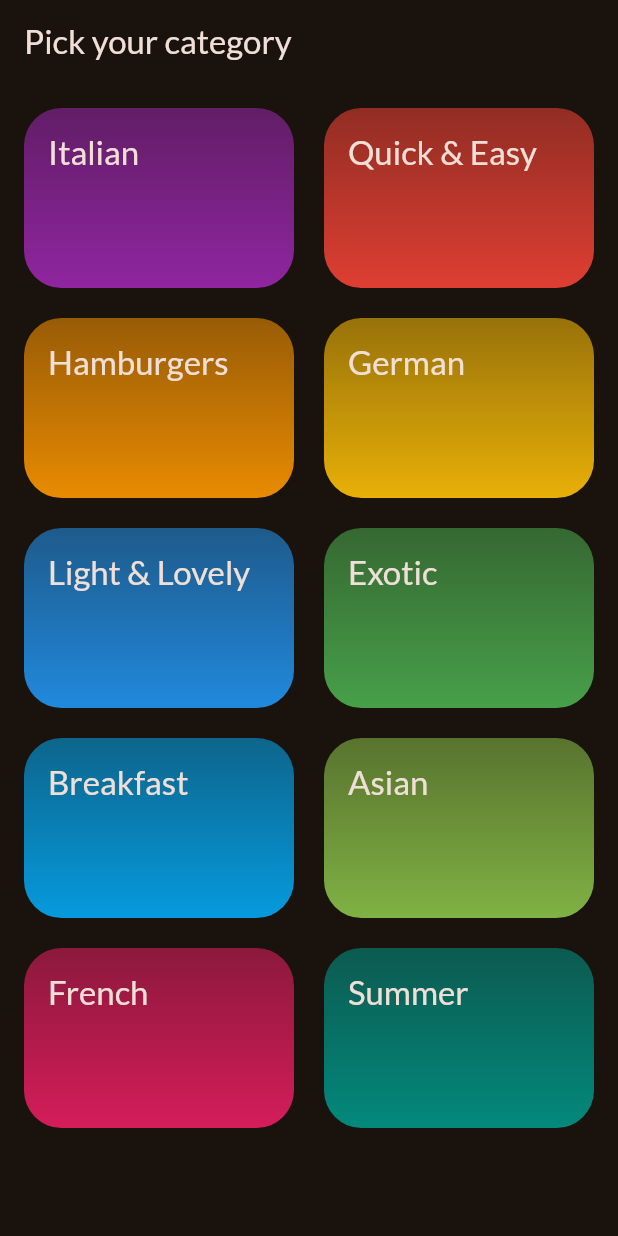
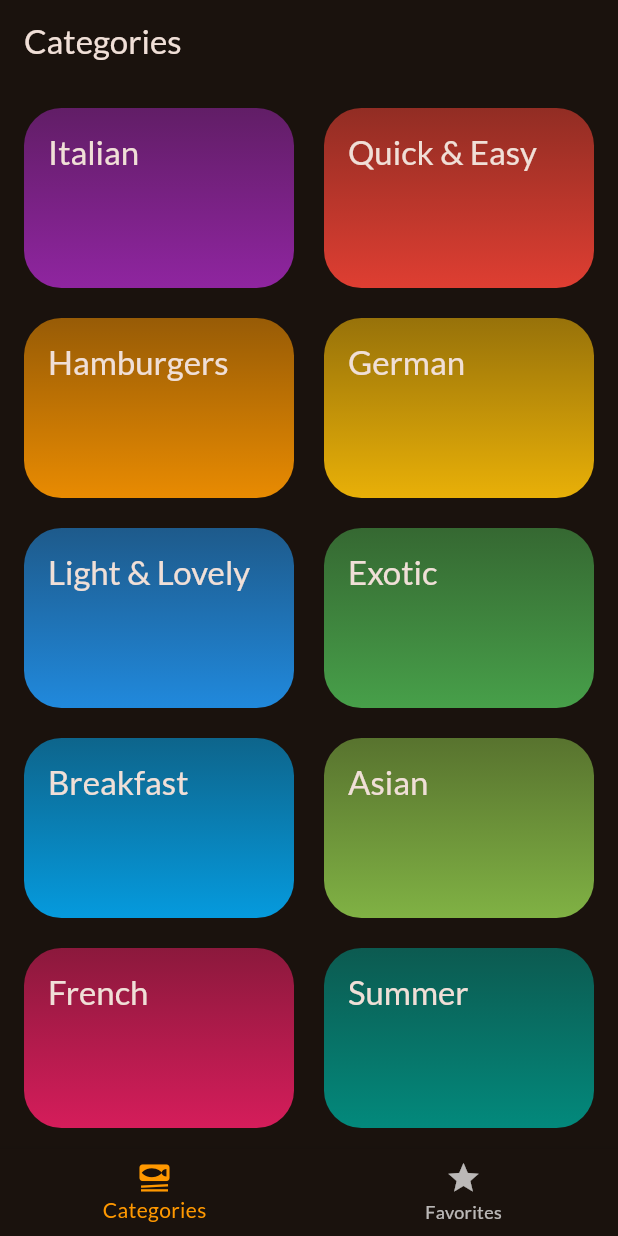
Before and after one commit to murban27/mealsapp, a Flutter app: the screen it shows after launch, on a phone screen of 412 x 824 dp. Run offline on Flutter 3.47's test engine with Material 3 defaults, Android fonts, the phone set to English and light mode, and no system bars; our stand-ins replace cached_network_image, google_fonts, transparent_image; missing offline and left inert: dart:ffi.

Commit message:
done.
done.

```diff
--- a/lib/Screen/categories.dart
+++ b/lib/Screen/categories.dart
@@ -19,11 +19,7 @@ class CategoriesScreen extends StatelessWidget {
 
   @override
   Widget build(BuildContext context) {
-    return Scaffold(
-      appBar: AppBar(
-        title: const Text('Pick your category'),
-      ),
-      body: GridView(
+    return GridView(
       padding: const EdgeInsets.all(16),
       gridDelegate: const SliverGridDelegateWithFixedCrossAxisCount(
           crossAxisCount: 2,
@@ -40,7 +36,6 @@ class CategoriesScreen extends StatelessWidget {
             },
           )
       ],
-      ),
     );
   }
 }
--- /dev/null
+++ b/lib/Screen/tabs.dart
@@ -0,0 +1,58 @@
+import 'dart:ffi';
+
+import 'package:flutter/material.dart';
+import 'package:mealsapp/Screen/categories.dart';
+import 'package:mealsapp/Screen/mealsscreen.dart';
+
+class TabScreen extends StatefulWidget {
+  const TabScreen({super.key});
+  @override
+  State<TabScreen> createState() => _TabsScreenState();
+}
+
+class _TabsScreenState extends State<TabScreen> {
+  int _selectedPageIndex = 0;
+
+  void _selectPage(int index) {
+    setState(() {
+      _selectedPageIndex = index;
+    });
+  }
+
+  @override
+  Widget build(BuildContext context) {
+    Widget activescreen = const CategoriesScreen();
+    String title = 'Categories';
+    switch (_selectedPageIndex) {
+      case 0:
+        activescreen = const CategoriesScreen();
+        title = 'Categories';
+        break;
+      case 1:
+        activescreen = MealsScreen(meals: []);
+        title = 'Favourites';
+        break;
+      default:
+        activescreen = const CategoriesScreen();
+        title = 'Categories';
+    }
+    return Scaffold(
+      appBar: AppBar(
+        title: Text(title),
+      ),
+      body: activescreen,
+      bottomNavigationBar: BottomNavigationBar(
+        onTap: (value) {
+          _selectPage(value);
+        },
+        currentIndex: _selectedPageIndex,
+        selectedItemColor: Colors.orange,
+        items: const [
+          BottomNavigationBarItem(
+              icon: Icon(Icons.set_meal), label: 'Categories'),
+          BottomNavigationBarItem(icon: Icon(Icons.star), label: 'Favorites')
+        ],
+      ),
+    );
+  }
+}
--- a/lib/main.dart
+++ b/lib/main.dart
@@ -5,6 +5,7 @@ import 'package:flutter/material.dart';
 import 'package:google_fonts/google_fonts.dart';
 import 'package:mealsapp/Screen/categories.dart';
 import 'package:mealsapp/Screen/mealsscreen.dart';
+import 'package:mealsapp/Screen/tabs.dart';
 import 'package:mealsapp/data/data_dummy.dart';
 import 'package:mealsapp/helpdevelopment/myhttpoverriders.dart';
 
@@ -28,7 +29,6 @@ class App extends StatelessWidget {
 
   @override
   Widget build(BuildContext context) {
-    return MaterialApp(
-        theme: theme, home: const CategoriesScreen()); // Todo ...,
+    return MaterialApp(theme: theme, home: const TabScreen()); // Todo ...,
   }
 }
```
Also changed, not shown: lib/Screen/mealitem_detail.dart (+7 -7 lines), lib/Screen/mealsscreen.dart (+8 -5 lines). Lines whose indentation alone changed are shown as unchanged.
